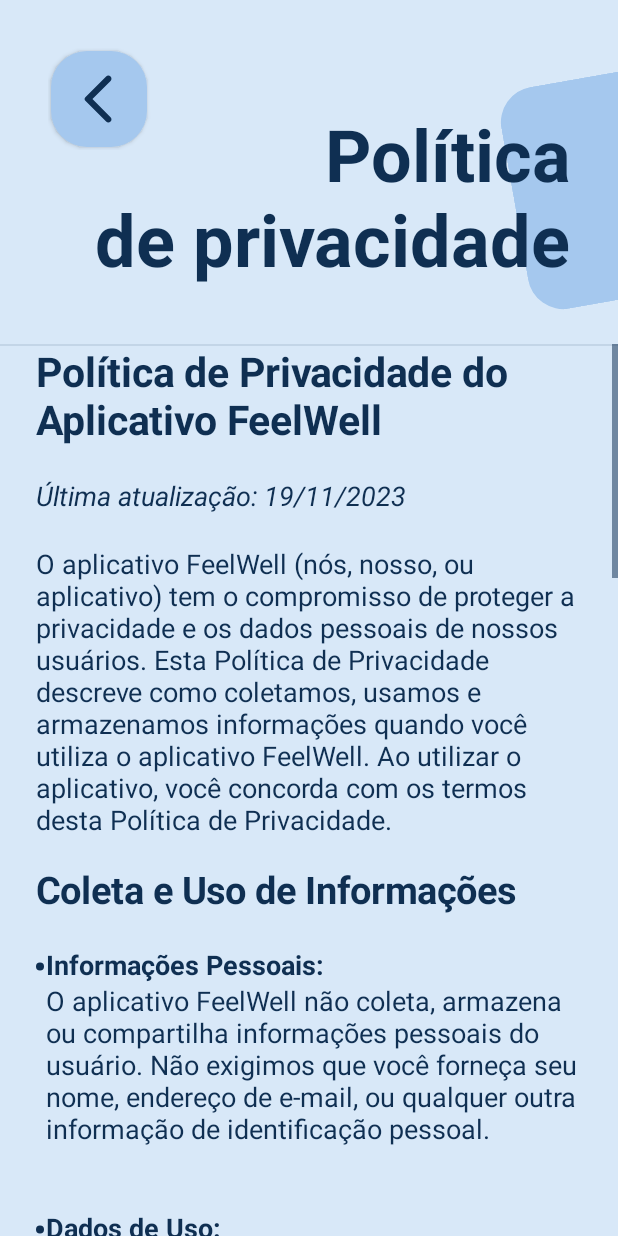
After one commit to deyvidandrades/FeelWell, an Android app: the TermosActivity screen opened directly, with no data from a screen before it, on a phone screen of 412 x 824 dp. The commit adds this screen. Run offline under Robolectric (Android 15) with nearby library versions, the phone set to English and light mode, and no system bars.

Commit message:
+ Adição de TermosActivity.kt

```diff
--- a/app/src/main/AndroidManifest.xml
+++ b/app/src/main/AndroidManifest.xml
@@ -28,6 +28,7 @@
         <activity android:name="com.deyvidandrades.feelwell.activities.StatisticsActivity" />
         <activity android:name="com.deyvidandrades.feelwell.activities.ConfiguracoesActivity" />
         <activity android:name="com.deyvidandrades.feelwell.activities.CriarRegistroActivity" />
+        <activity android:name="com.deyvidandrades.feelwell.activities.TermosActivity" />
     </application>
 
 </manifest>
--- /dev/null
+++ b/app/src/main/java/com/deyvidandrades/feelwell/activities/TermosActivity.kt
@@ -0,0 +1,26 @@
+package com.deyvidandrades.feelwell.activities
+
+import android.os.Bundle
+import android.text.Html
+import android.widget.ImageView
+import android.widget.TextView
+import androidx.appcompat.app.AppCompatActivity
+import com.deyvidandrades.feelwell.R
+import com.deyvidandrades.feelwell.assistentes.AnimacaoBotao
+
+class TermosActivity : AppCompatActivity() {
+    override fun onCreate(savedInstanceState: Bundle?) {
+        super.onCreate(savedInstanceState)
+        setContentView(R.layout.activity_termos)
+
+        val ivVoltar: ImageView = findViewById(R.id.btn_back)
+        val tvTermos: TextView = findViewById(R.id.tvTermos)
+
+        tvTermos.text = Html.fromHtml(getString(R.string.politica_privacidade), 0)
+
+        ivVoltar.setOnClickListener { v ->
+            AnimacaoBotao.animar(v)
+            finish()
+        }
+    }
+}
--- a/app/src/main/java/com/deyvidandrades/feelwell/fragmentos/FragmentoPreferencias.kt
+++ b/app/src/main/java/com/deyvidandrades/feelwell/fragmentos/FragmentoPreferencias.kt
@@ -10,6 +10,8 @@ import androidx.preference.PreferenceFragmentCompat
 import androidx.preference.SeekBarPreference
 import androidx.preference.SwitchPreference
 import com.deyvidandrades.feelwell.R
+import com.deyvidandrades.feelwell.activities.StatisticsActivity
+import com.deyvidandrades.feelwell.activities.TermosActivity
 import com.deyvidandrades.feelwell.assistentes.Persistencia
 
 class FragmentoPreferencias : PreferenceFragmentCompat() {
@@ -53,9 +55,11 @@ class FragmentoPreferencias : PreferenceFragmentCompat() {
         }
 
         preferenciaPrivacidade?.setOnPreferenceClickListener {
-            val browserIntent =
-                Intent(Intent.ACTION_VIEW, Uri.parse(getString(R.string.uld_politica)))
-            startActivity(browserIntent)
+            //val browserIntent =
+            //    Intent(Intent.ACTION_VIEW, Uri.parse(getString(R.string.uld_politica)))
+            //startActivity(browserIntent)
+            val intent = Intent(requireContext(), TermosActivity::class.java)
+            startActivity(intent)
             true
         }
 
--- /dev/null
+++ b/app/src/main/res/layout/activity_termos.xml
@@ -0,0 +1,88 @@
+<?xml version="1.0" encoding="utf-8"?>
+<RelativeLayout xmlns:android="http://schemas.android.com/apk/res/android"
+    xmlns:app="http://schemas.android.com/apk/res-auto"
+    xmlns:tools="http://schemas.android.com/tools"
+    android:layout_width="match_parent"
+    android:layout_height="match_parent"
+    android:layout_marginTop="32dp"
+    android:orientation="vertical"
+    tools:context=".activities.ConfiguracoesActivity">
+
+    <RelativeLayout
+        android:id="@+id/menu_holder"
+        android:layout_width="match_parent"
+        android:layout_height="wrap_content"
+        android:layout_marginHorizontal="32dp"
+        android:orientation="horizontal">
+
+        <ImageView
+            android:id="@+id/btn_back"
+            android:layout_width="64dp"
+            android:layout_height="64dp"
+            android:layout_marginStart="2dp"
+            android:layout_marginTop="2dp"
+            android:layout_marginEnd="2dp"
+            android:layout_marginBottom="2dp"
+            android:background="@drawable/rounded_r24"
+            android:backgroundTint="@color/accent"
+            android:contentDescription="@string/abrir_estatisticas"
+            android:elevation="2dp"
+            android:padding="12dp"
+            android:src="@drawable/round_arrow_back_ios_24"
+            app:tint="@color/text" />
+    </RelativeLayout>
+
+    <RelativeLayout
+        android:id="@+id/title_holder"
+        android:layout_width="match_parent"
+        android:layout_height="wrap_content"
+        android:layout_marginVertical="16dp"
+        android:minHeight="165dp">
+
+        <View
+            android:layout_width="150dp"
+            android:layout_height="150dp"
+            android:layout_alignParentEnd="true"
+            android:layout_marginEnd="-80dp"
+            android:background="@drawable/rounded_r24"
+            android:backgroundTint="@color/accent"
+            android:paddingHorizontal="16dp"
+            android:paddingVertical="4dp"
+            android:rotation="-10" />
+
+        <TextView
+            android:id="@+id/bem_vindo"
+            android:layout_width="match_parent"
+            android:layout_height="wrap_content"
+            android:layout_centerVertical="true"
+            android:paddingHorizontal="32dp"
+            android:text="@string/pol_tica_de_privacidade"
+            android:textAlignment="textEnd"
+            android:textColor="?android:textColor"
+            android:textSize="48sp"
+            android:textStyle="bold" />
+
+    </RelativeLayout>
+
+    <View
+        android:layout_width="match_parent"
+        android:layout_height="1dp"
+        android:layout_below="@id/title_holder"
+        android:alpha=".1"
+        android:background="@color/backgroundLight" />
+
+    <ScrollView
+        android:layout_width="match_parent"
+        android:layout_height="wrap_content"
+        android:layout_below="@+id/title_holder">
+
+        <TextView
+            android:layout_marginHorizontal="24dp"
+            android:id="@+id/tvTermos"
+            android:layout_width="match_parent"
+            android:textSize="18sp"
+            android:layout_height="wrap_content"
+            android:orientation="vertical" />
+    </ScrollView>
+
+</RelativeLayout>
--- a/app/src/main/res/values/strings.xml
+++ b/app/src/main/res/values/strings.xml
@@ -70,4 +70,88 @@
     <string name="channel_description">criar_registro</string>
     <string name="medidor_de_mood">Medidor de mood</string>
     <string name="registros_removidos">Todos os registros foram removidos\n</string>
+    <string name="politica_privacidade"><![CDATA[
+        <body cz-shortcut-listen="true">
+            <h1>Política de Privacidade do Aplicativo "FeelWell"</h1><p><i>Última atualização: 19/11/2023</i></p>
+
+            <p>O aplicativo "FeelWell" ("nós", "nosso", ou "aplicativo") tem o compromisso de proteger a
+                privacidade e os dados pessoais de nossos usuários. Esta Política de Privacidade descreve como
+                coletamos, usamos e armazenamos informações quando você utiliza o aplicativo "FeelWell". Ao
+                utilizar o aplicativo, você concorda com os termos desta Política de Privacidade.</p>
+
+            <h2>Coleta e Uso de Informações</h2>
+
+            <ul>
+                <li><b>Informações Pessoais:</b><br> O aplicativo "FeelWell" não coleta, armazena ou compartilha
+                    informações pessoais do usuário. Não exigimos que você forneça seu nome, endereço de e-mail,
+                    ou qualquer outra informação de identificação pessoal.
+                </li>
+                <br>
+
+                <li><b>Dados de Uso:</b><br> O FeelWell coleta apenas informações relacionadas às emoções que você
+                    escolhe registrar diariamente. Esses dados incluem a emoção selecionada, anotações (caso
+                    adicionadas) e a data do registro. Não coletamos informações pessoais identificáveis,
+                    como nome, endereço de e-mail ou número de telefone.
+                </li>
+                <br>
+
+                <li><b>Configurações de Notificação:</b><br> O aplicativo pode coletar as configurações de
+                    notificação definidas pelo usuário para enviar lembretes diários sobre como se sente.
+                </li>
+                <br>
+            </ul>
+
+            <h2>Segurança e Armazenamento de Dados</h2>
+
+            <ul>
+                <li>
+                    <b>Armazenamento:</b><br> Todas as informações capturadas pelo FeelWell são armazenadas
+                    localmente no dispositivo do usuário. Nenhum dado é enviado ou sincronizado com
+                    servidores externos.
+                </li>
+                <br>
+
+                <li>
+                    <b>Acesso aos Dados:</b><br> O usuário tem total controle sobre seus dados emocionais.
+                    Pode visualizar, editar ou excluir os registros diretamente no aplicativo.
+                </li>
+                <br>
+            </ul>
+
+            <h2>Compartilhamento de Informações</h2>
+
+            <ul>
+                <li>
+                    <b>Compartilhamento Opcional:</b><br> O usuário tem a opção de compartilhar seu estado
+                    emocional com outros aplicativos instalados no dispositivo. Esse compartilhamento
+                    cria uma imagem com informações não identificáveis, como o sentimento atual, a
+                    última vez que foi sentido, e quaisquer anotações adicionadas.
+                </li>
+                <br>
+            </ul>
+
+            <h2>Alterações na Política de Privacidade</h2>
+
+            <p>
+                Reservamos o direito de modificar esta Política de Privacidade a qualquer momento. As alterações
+                entrarão em vigor assim que forem publicadas no aplicativo. Recomendamos que você revise
+                regularmente esta Política de Privacidade para se manter informado sobre como suas informações
+                estão sendo tratadas.
+            </p>
+
+            <h2>Contato</h2>
+
+            <p>
+                Se você tiver dúvidas, preocupações ou sugestões sobre nossa Política de Privacidade, entre em
+                contato conosco pelo <u>deyvid.asilva@gmail.com</u>.
+            </p><br>
+
+            <p><b>Ao utilizar o aplicativo "FeelWell", você concorda com esta Política de Privacidade e com o
+                processamento de seus dados da maneira descrita acima.</b></p>
+
+
+            </body>
+        ]]>
+    </string>
+    <string name="pol_tica_de_privacidade">Política\nde privacidade</string>
 </resources>
```
